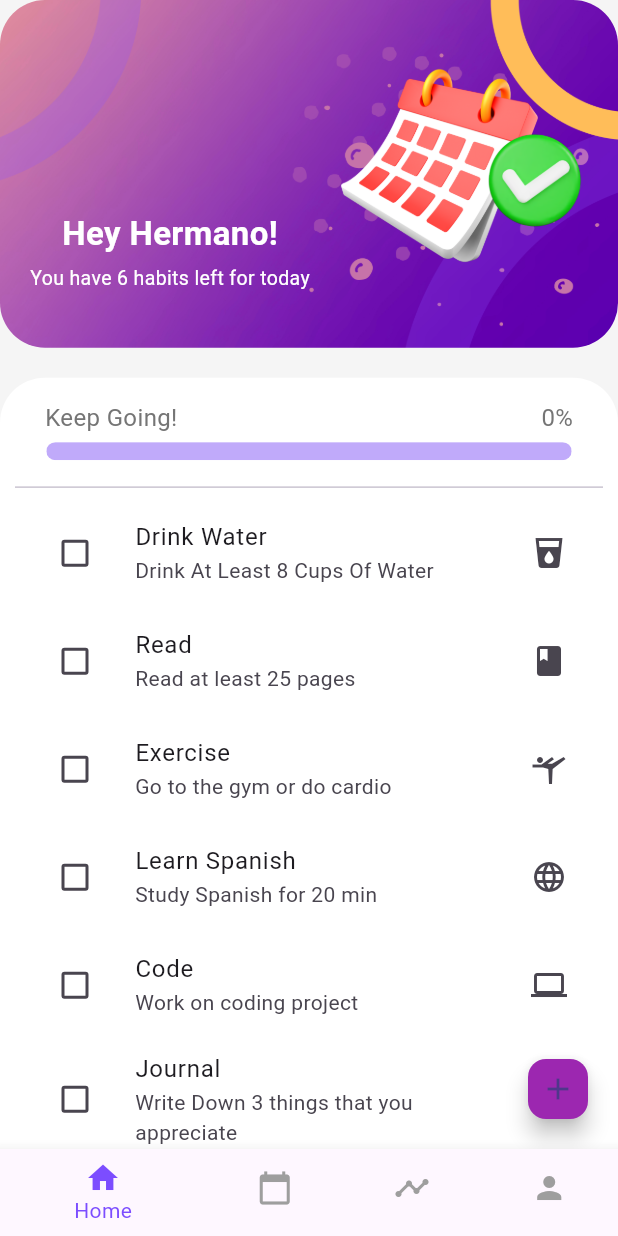
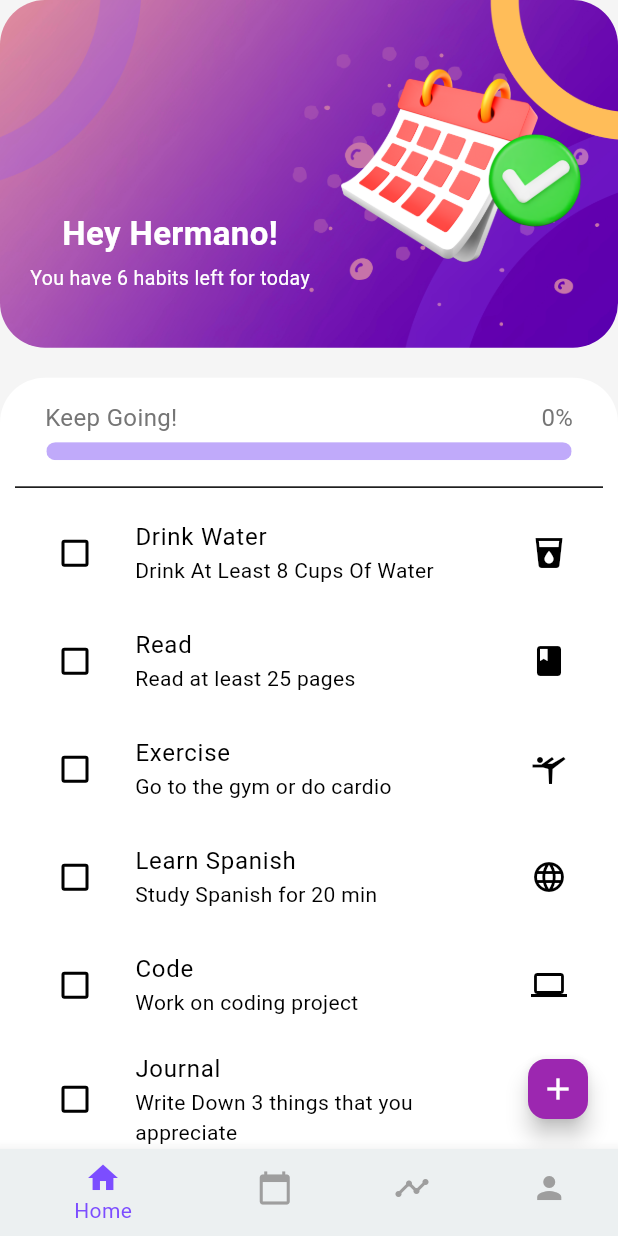
Before and after one commit to RITWIZSINGH/Habit_Tracker, a Flutter app: the screen it shows after launch, on a phone screen of 412 x 824 dp. Run offline on Flutter 3.47's test engine with Material 3 defaults, Android fonts, the phone set to English and light mode, and no system bars; our stand-ins replace firebase_auth, firebase_core, fl_chart; accounts and stored records are empty.

Commit message:
Integrated Dark Theme

```diff
--- a/lib/main.dart
+++ b/lib/main.dart
@@ -4,6 +4,7 @@ import 'package:flutter/material.dart';
 import 'package:habit_tracker_app/screens/nav_screen.dart';
 import 'package:firebase_auth/firebase_auth.dart';
 import 'package:firebase_core/firebase_core.dart';
+import 'package:habit_tracker_app/utilities/customScheme.dart';
 
 void main() async {
   WidgetsFlutterBinding.ensureInitialized();
@@ -19,9 +20,9 @@ class MyApp extends StatelessWidget {
     return MaterialApp(
       title: 'Flutter Demo',
       debugShowCheckedModeBanner: false,
-      theme: ThemeData(
-        primarySwatch: Colors.blue,
-      ),
+      theme: AppTheme.lightTheme,
+      darkTheme: AppTheme.darkTheme,
+      themeMode: ThemeMode.system,
       home: NavigationScreen(
         currentIndex: 0,
       ),
--- a/lib/utilities/customScheme.dart
+++ b/lib/utilities/customScheme.dart
@@ -0,0 +1,47 @@
+// ignore_for_file: prefer_const_constructors, file_names
+import 'package:flutter/material.dart';
+
+class AppTheme {
+  static const Color primaryColor = Color(0xFF3498db);
+  static const Color accentColor = Color(0xFF2ecc71);
+  static const Color surfaceColor = Color(0xFFecf0f1);
+  static const Color textColor = Color(0xFF2c3e50);
+
+  static ThemeData lightTheme = ThemeData(
+    primaryColor: primaryColor,
+    colorScheme: ColorScheme.light(
+      primary: primaryColor,
+      secondary: accentColor,
+      surface: surfaceColor,
+    ),
+    scaffoldBackgroundColor: surfaceColor,
+    appBarTheme: AppBarTheme(
+      color: primaryColor,
+      iconTheme: IconThemeData(color: Colors.white),
+    ),
+    textTheme: TextTheme(
+      bodyMedium: TextStyle(color: textColor),
+      bodyLarge: TextStyle(color: textColor),
+    ),
+    iconTheme: IconThemeData(color: primaryColor),
+  );
+
+  static ThemeData darkTheme = ThemeData(
+    primaryColor: Color(0xFF2c3e50),
+    colorScheme: ColorScheme.dark(
+      primary: Color(0xFF2c3e50),
+      secondary: Color(0xFF27ae60),
+      surface: Color(0xFF34495e),
+    ),
+    scaffoldBackgroundColor: Color(0xFF34495e),
+    appBarTheme: AppBarTheme(
+      color: Color(0xFF2c3e50),
+      iconTheme: IconThemeData(color: Colors.white),
+    ),
+    textTheme: TextTheme(
+      bodyMedium: TextStyle(color: Colors.white),
+      bodyLarge: TextStyle(color: Colors.white),
+    ),
+    iconTheme: IconThemeData(color: Color(0xFF3498db)),
+  );
+}
```
